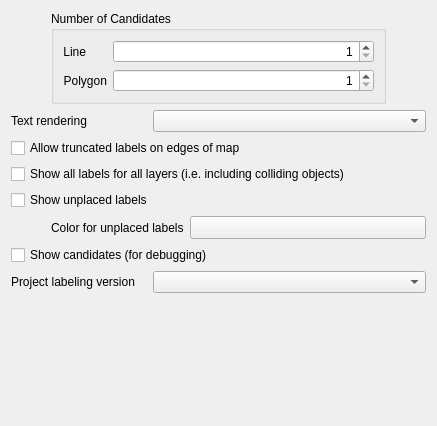
Above: src/ui/labeling/qgslabelengineconfigdialog.ui from qgis/QGIS before the change. Below: the same form after it.
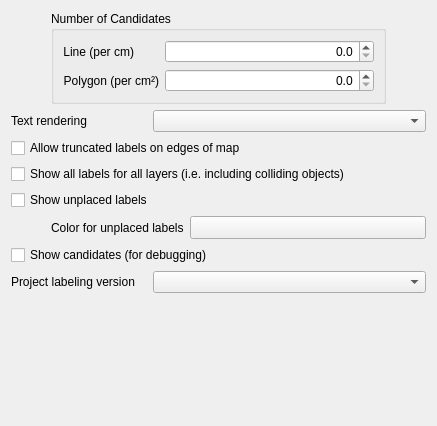
That is the form after the change. Custom widgets are drawn as their Qt base class.

Commit message: [needs-docs] Rework label engine "maximum line candidates" and "maximum polygon candidates" settings and logic

```diff
--- a/src/ui/labeling/qgslabelengineconfigdialog.ui
+++ b/src/ui/labeling/qgslabelengineconfigdialog.ui
@@ -50,32 +50,6 @@
         <string>Number of Candidates</string>
        </property>
        <layout class="QGridLayout" name="gridLayout">
-        <item row="0" column="1">
-         <widget class="QSpinBox" name="spinCandLine">
-          <property name="alignment">
-           <set>Qt::AlignRight|Qt::AlignTrailing|Qt::AlignVCenter</set>
-          </property>
-          <property name="minimum">
-           <number>1</number>
-          </property>
-          <property name="maximum">
-           <number>999</number>
-          </property>
-         </widget>
-        </item>
-        <item row="1" column="1">
-         <widget class="QSpinBox" name="spinCandPolygon">
-          <property name="alignment">
-           <set>Qt::AlignRight|Qt::AlignTrailing|Qt::AlignVCenter</set>
-          </property>
-          <property name="minimum">
-           <number>1</number>
-          </property>
-          <property name="maximum">
-           <number>999</number>
-          </property>
-         </widget>
-        </item>
         <item row="0" column="0">
          <widget class="QLabel" name="label_3">
           <property name="sizePolicy">
@@ -85,7 +59,7 @@
            </sizepolicy>
           </property>
           <property name="text">
-           <string>Line</string>
+           <string>Line (per cm)</string>
           </property>
           <property name="alignment">
            <set>Qt::AlignRight|Qt::AlignTrailing|Qt::AlignVCenter</set>
@@ -101,13 +75,45 @@
            </sizepolicy>
           </property>
           <property name="text">
-           <string>Polygon</string>
+           <string>Polygon (per cm²)</string>
           </property>
           <property name="alignment">
            <set>Qt::AlignRight|Qt::AlignTrailing|Qt::AlignVCenter</set>
           </property>
          </widget>
         </item>
+        <item row="0" column="1">
+         <widget class="QgsDoubleSpinBox" name="spinCandLine">
+          <property name="alignment">
+           <set>Qt::AlignRight|Qt::AlignTrailing|Qt::AlignVCenter</set>
+          </property>
+          <property name="decimals">
+           <number>1</number>
+          </property>
+          <property name="maximum">
+           <double>1000.000000000000000</double>
+          </property>
+          <property name="singleStep">
+           <double>1.000000000000000</double>
+          </property>
+         </widget>
+        </item>
+        <item row="1" column="1">
+         <widget class="QgsDoubleSpinBox" name="spinCandPolygon">
+          <property name="alignment">
+           <set>Qt::AlignRight|Qt::AlignTrailing|Qt::AlignVCenter</set>
+          </property>
+          <property name="decimals">
+           <number>1</number>
+          </property>
+          <property name="maximum">
+           <double>1000.000000000000000</double>
+          </property>
+          <property name="singleStep">
+           <double>1.000000000000000</double>
+          </property>
+         </widget>
+        </item>
        </layout>
       </widget>
      </item>
@@ -257,6 +263,11 @@
    <header>qgspanelwidget.h</header>
    <container>1</container>
   </customwidget>
+  <customwidget>
+   <class>QgsDoubleSpinBox</class>
+   <extends>QDoubleSpinBox</extends>
+   <header>qgsdoublespinbox.h</header>
+  </customwidget>
  </customwidgets>
  <tabstops>
   <tabstop>spinCandLine</tabstop>
```
The commit also changes 11 other files.
